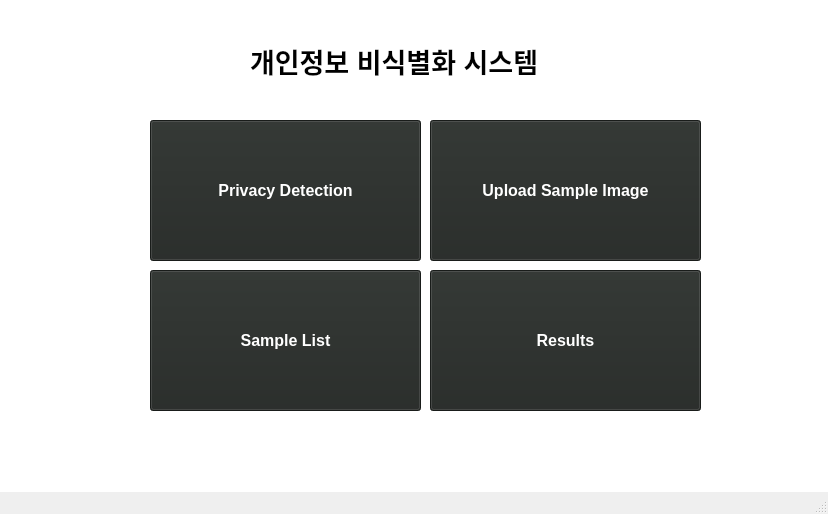
Above: app/gui/UI/ui_2.ui from CSID-DGU/2023-1-CECD3-Sugar-4 before the change. Below: the same form after it.
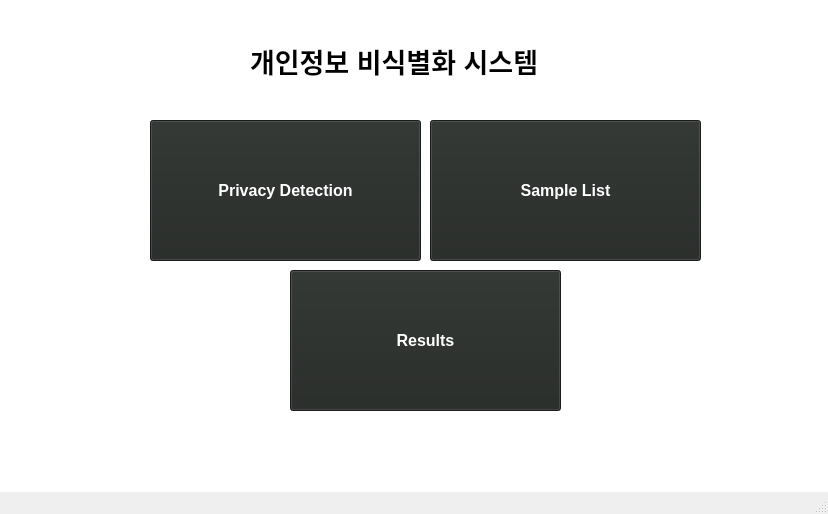
That is the form after the change.

```diff
--- a/app/gui/UI/ui_2.ui
+++ b/app/gui/UI/ui_2.ui
@@ -41,33 +41,10 @@
      <string/>
     </property>
    </widget>
-   <widget class="QPushButton" name="pushButton">
-    <property name="geometry">
-     <rect>
-      <x>430</x>
-      <y>120</y>
-      <width>271</width>
-      <height>141</height>
-     </rect>
-    </property>
-    <property name="font">
-     <font>
-      <pointsize>12</pointsize>
-      <bold>true</bold>
-     </font>
-    </property>
-    <property name="styleSheet">
-     <string notr="true">background-color:rgb(35, 39, 36);
-color:white;</string>
-    </property>
-    <property name="text">
-     <string>Upload Sample Image</string>
-    </property>
-   </widget>
    <widget class="QPushButton" name="pushButton_2">
     <property name="geometry">
      <rect>
-      <x>430</x>
+      <x>290</x>
       <y>270</y>
       <width>271</width>
       <height>141</height>
@@ -113,8 +90,8 @@
    <widget class="QPushButton" name="pushButton_6">
     <property name="geometry">
      <rect>
-      <x>150</x>
-      <y>270</y>
+      <x>430</x>
+      <y>120</y>
       <width>271</width>
       <height>141</height>
      </rect>
```
